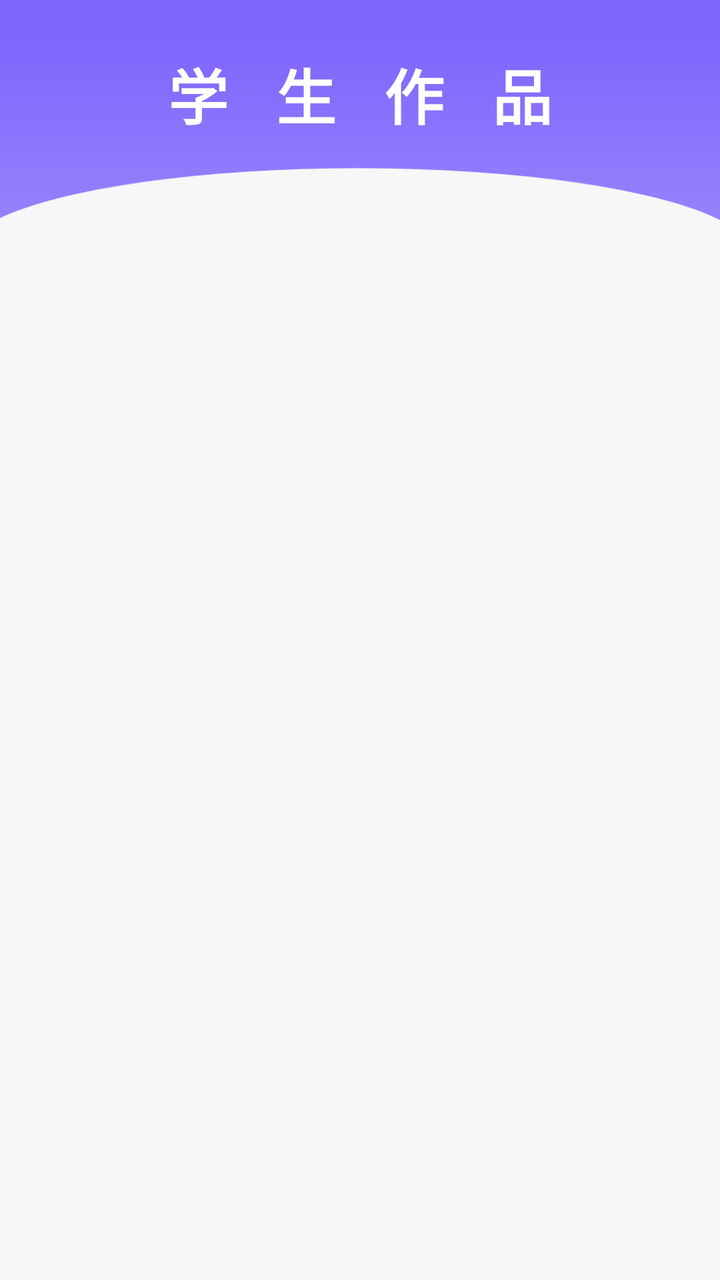
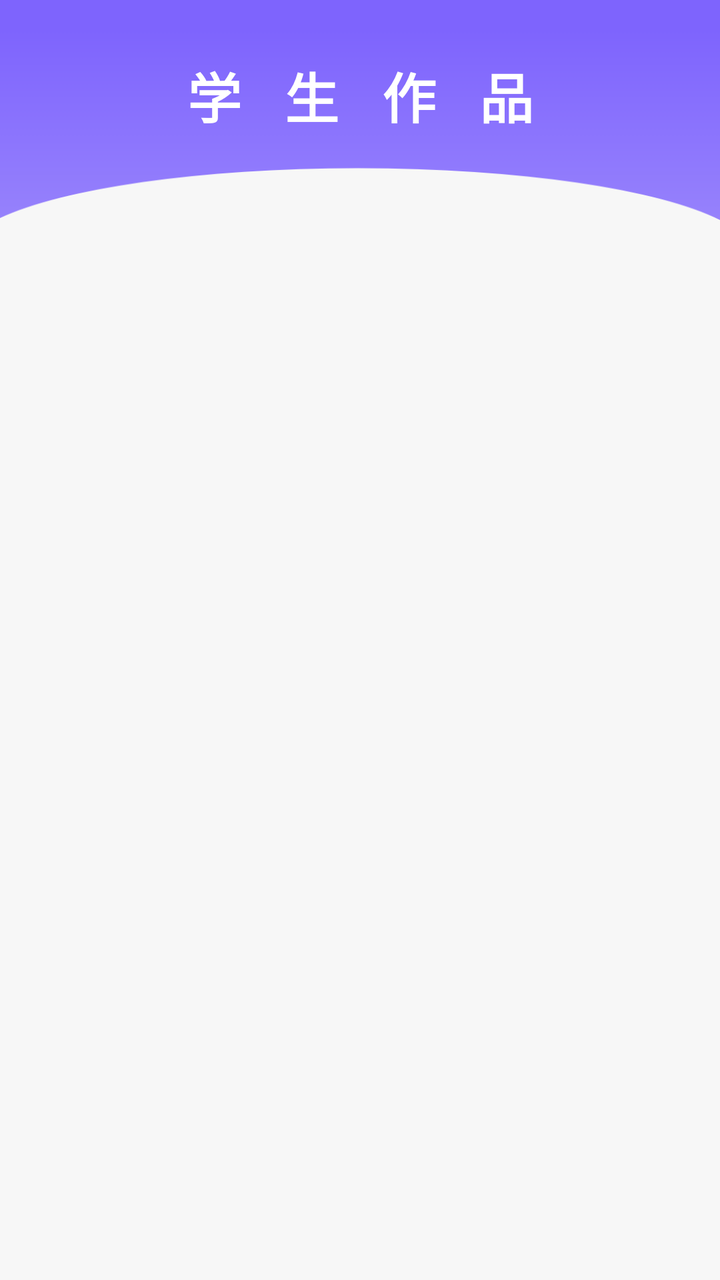

Screens rendered from an Android XML layout before and after an edit, with the pre-edit source and the edit as a unified diff.
<!-- AndroidManifest.xml: application theme Theme.AIDraw -->
<!-- res/layout/activity_work.xml -->
<?xml version="1.0" encoding="utf-8"?>
<androidx.constraintlayout.widget.ConstraintLayout xmlns:android="http://schemas.android.com/apk/res/android"
    xmlns:app="http://schemas.android.com/apk/res-auto"
    xmlns:tools="http://schemas.android.com/tools"
    android:layout_width="match_parent"
    android:layout_height="match_parent"
    android:background="#F7F7F7"
    tools:context=".CommunityFragment">

    <View
        android:id="@+id/view"
        android:layout_width="match_parent"
        android:layout_height="110dp"
        android:background="@drawable/homework_and_points_top"
        app:layout_constraintTop_toTopOf="parent" />

    <TextView
        android:id="@+id/textView"
        android:layout_width="match_parent"
        android:layout_height="wrap_content"
        android:layout_marginTop="25dp"
        android:gravity="center"
        android:letterSpacing="0.8"
        android:text="学生作品"
        android:textColor="#FFFFFFFF"
        android:textSize="30sp"
        android:textStyle="bold"
        app:layout_constraintTop_toTopOf="parent" />

    <ScrollView
        android:layout_width="0dp"
        android:layout_height="0dp"
        android:layout_marginTop="40dp"
        app:layout_constraintBottom_toBottomOf="parent"
        app:layout_constraintEnd_toEndOf="parent"
        app:layout_constraintStart_toStartOf="parent"
        app:layout_constraintTop_toBottomOf="@+id/textView">

        <LinearLayout
            android:layout_width="match_parent"
            android:layout_height="wrap_content">

            <androidx.recyclerview.widget.RecyclerView
                android:id="@+id/recyclerView"
                android:layout_width="match_parent"
                android:layout_height="match_parent"
                android:padding="10dp"
                tools:listitem="@layout/list_item_work"
                android:layout_marginTop="10dp"/>
        </LinearLayout>
    </ScrollView>
</androidx.constraintlayout.widget.ConstraintLayout>
<!-- res/layout/list_item_work.xml (included above) -->
<?xml version="1.0" encoding="utf-8"?>

<androidx.constraintlayout.widget.ConstraintLayout xmlns:android="http://schemas.android.com/apk/res/android"
    xmlns:app="http://schemas.android.com/apk/res-auto"
    xmlns:tools="http://schemas.android.com/tools"
    android:layout_marginTop="5dp"
    android:layout_marginBottom="5dp"
    android:layout_marginLeft="10dp"
    android:layout_marginRight="10dp"
    android:layout_width="match_parent"
    android:layout_height="wrap_content">

    <androidx.cardview.widget.CardView
        android:layout_width="match_parent"
        android:layout_height="match_parent"
        app:cardCornerRadius="8dp">

        <androidx.constraintlayout.widget.ConstraintLayout
            android:layout_width="match_parent"
            android:layout_height="match_parent">

            <ImageView
                android:id="@+id/imageView5"
                android:layout_width="170dp"
                android:layout_height="120dp"
                android:src="@drawable/works"
                android:scaleType="fitXY"
                app:layout_constraintEnd_toEndOf="parent"
                app:layout_constraintStart_toStartOf="parent"
                app:layout_constraintBottom_toBottomOf="parent"
                app:layout_constraintTop_toTopOf="parent" />

            <androidx.constraintlayout.widget.ConstraintLayout
                android:id="@+id/constraintLayout"
                android:layout_width="100dp"
                android:layout_height="32dp"
                android:background="@drawable/gray_6"
                android:layout_margin="6dp"
                app:layout_constraintBottom_toBottomOf="@+id/imageView5"
                app:layout_constraintEnd_toEndOf="@+id/imageView5">

                <TextView
                    android:id="@+id/work_title"
                    android:layout_width="wrap_content"
                    android:layout_height="wrap_content"
                    android:textColor="#FFFFFFFF"
                    android:textSize="8sp"
                    android:maxLines="1"
                    android:gravity="center"
                    android:layout_marginTop="3dp"
                    android:layout_marginLeft="6dp"
                    app:layout_constraintStart_toStartOf="parent"
                    app:layout_constraintTop_toTopOf="parent"/>

                <ImageView
                    android:id="@+id/imageView"
                    android:layout_width="7.5dp"
                    android:layout_height="7.5dp"
                    android:src="@drawable/community_like"
                    android:scaleType="fitXY"
                    android:layout_margin="6dp"
                    app:layout_constraintStart_toStartOf="parent"
                    app:layout_constraintBottom_toBottomOf="parent"/>

                <TextView
                    android:id="@+id/work_like"
                    android:layout_width="wrap_content"
                    android:layout_height="wrap_content"
                    android:textColor="#FFFFFFFF"
                    android:textSize="6sp"
                    android:maxLines="1"
                    android:gravity="center"
                    android:layout_marginLeft="2dp"
                    app:layout_constraintStart_toEndOf="@+id/imageView"
                    app:layout_constraintTop_toTopOf="@+id/imageView"
                    app:layout_constraintBottom_toBottomOf="@+id/imageView"/>

                <TextView
                    android:id="@+id/work_time"
                    android:layout_width="wrap_content"
                    android:layout_height="wrap_content"
                    android:textColor="#FFFFFFFF"
                    android:textSize="6sp"
                    android:maxLines="1"
                    android:gravity="center"
                    android:layout_margin="6dp"
                    app:layout_constraintEnd_toEndOf="parent"
                    app:layout_constraintBottom_toBottomOf="parent"/>
            </androidx.constraintlayout.widget.ConstraintLayout>
        </androidx.constraintlayout.widget.ConstraintLayout>
    </androidx.cardview.widget.CardView>
</androidx.constraintlayout.widget.ConstraintLayout>
<!-- resources referenced by this layout -->
<resources>
  <!-- drawable community_like: png bitmap (drawable, 454 bytes) -->
  <!-- drawable gray_6 (drawable) -->
  <?xml version="1.0" encoding="utf-8"?>
  
  <shape xmlns:android="http://schemas.android.com/apk/res/android"
      android:shape="rectangle">
  
      <corners
          android:radius="6dp"/>
  
      <solid
          android:color="#99424242" />
  </shape>
  <!-- drawable homework_and_points_top: png bitmap (drawable, 6838 bytes) -->
  <!-- drawable works: jpg bitmap (drawable, 763510 bytes) -->
  <style name="Theme.AIDraw" parent="Base.Theme.AIDraw" />
  <style name="Base.Theme.AIDraw" parent="Theme.Material3.DayNight.NoActionBar">
          
          
      </style>
</resources>

<!-- the commit's change to res/layout/activity_work.xml (unified diff, before → after) -->
@@ -18,12 +18,12 @@
         android:id="@+id/textView"
         android:layout_width="match_parent"
         android:layout_height="wrap_content"
-        android:layout_marginTop="25dp"
+        android:layout_marginTop="28dp"
         android:gravity="center"
         android:letterSpacing="0.8"
         android:text="学生作品"
         android:textColor="#FFFFFFFF"
-        android:textSize="30sp"
+        android:textSize="27sp"
         android:textStyle="bold"
         app:layout_constraintTop_toTopOf="parent" />
 
